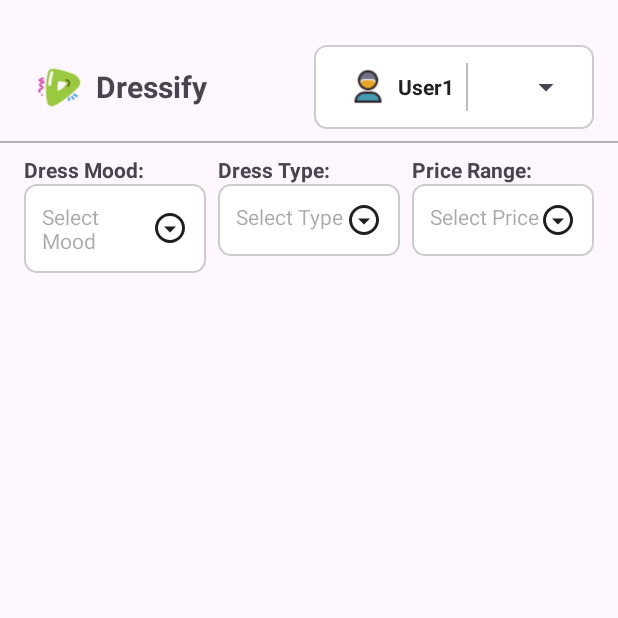
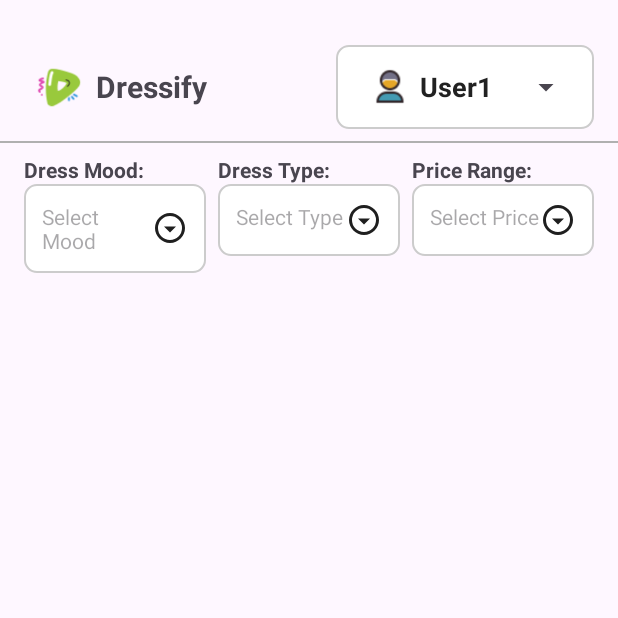
Before and after one commit to miday-vishalkeshari/Dressify_android, an Android app: the screen it shows after launch (MainActivity), on a phone screen of 412 x 824 dp, the top half of it. Run offline under Robolectric (Android 15) with nearby library versions, the light colour scheme and no system bars; our stand-ins replace Firebase (no records; nobody signed in at launch, a user with empty details on screens opened directly).

Commit message:
Backup17 view visibility done

```diff
--- a/app/src/main/java/com/example/dressify/PhotoPreviewActivity.kt
+++ b/app/src/main/java/com/example/dressify/PhotoPreviewActivity.kt
@@ -10,6 +10,7 @@ import android.widget.TextView
 import android.widget.Toast
 import android.view.View
 import androidx.appcompat.app.AppCompatActivity
+import androidx.core.graphics.get
 
 class PhotoPreviewActivity : AppCompatActivity() {
 
@@ -44,7 +45,7 @@ class PhotoPreviewActivity : AppCompatActivity() {
                     val y = (event.y * scaleY).toInt()
 
                     if (x in 0 until imageViewBitmap.width && y in 0 until imageViewBitmap.height) {
-                        val pixelColor = imageViewBitmap.getPixel(x, y)
+                        val pixelColor = imageViewBitmap[x, y]
                         val hexColor = String.format("#%06X", 0xFFFFFF and pixelColor)
 
                         Toast.makeText(this, "Color: $hexColor", Toast.LENGTH_SHORT).show()
--- a/app/src/main/java/com/example/dressify/UserRoleAdapter.kt
+++ b/app/src/main/java/com/example/dressify/UserRoleAdapter.kt
@@ -32,11 +32,13 @@ class UserRoleAdapter(
         val profileIcon: ImageView = view.findViewById(R.id.spinnerProfileIcon)
         val textView: TextView = view.findViewById(R.id.spinnerText)
         val settingsIcon: ImageView = view.findViewById(R.id.spinnerSettingsIcon)
+        val divider: View = view.findViewById(R.id.spinnerDivider)
 
         // Set the correct icon for the user based on the position
         profileIcon.setImageResource(iconResIds[position])
         textView.text = roles[position]
         settingsIcon.visibility = View.GONE   // Hide settings icon in selected item
+        divider.visibility = View.GONE
 
         // Reduce margins to minimize extra space
         val profileIconLayoutParams = profileIcon.layoutParams as ViewGroup.MarginLayoutParams
@@ -58,6 +60,7 @@ class UserRoleAdapter(
         val profileIcon: ImageView = view.findViewById(R.id.spinnerProfileIcon)
         val textView: TextView = view.findViewById(R.id.spinnerText)
         val settingsIcon: ImageView = view.findViewById(R.id.spinnerSettingsIcon)
+        val divider: View = view.findViewById(R.id.spinnerDivider)
 
 
 
@@ -72,6 +75,8 @@ class UserRoleAdapter(
         textView.setPadding(8, 8, 8, 8)
 
         settingsIcon.visibility = View.VISIBLE
+        divider.visibility = View.VISIBLE
+
         settingsIcon.layoutParams.height = 120
         settingsIcon.layoutParams.width = 120
         settingsIcon.scaleType = ImageView.ScaleType.CENTER_INSIDE
--- a/app/src/main/res/layout/spinner_item.xml
+++ b/app/src/main/res/layout/spinner_item.xml
@@ -12,6 +12,9 @@
     android:background="?android:attr/selectableItemBackground"
     android:clipToPadding="false"
     tools:ignore="UseCompoundDrawables">
+
+
+
 
     <!-- Profile Icon with rounded corner and shadow effect -->
     <ImageView
@@ -31,7 +34,7 @@
         android:layout_height="wrap_content"
         android:layout_weight="1"
         android:text="User"
-        android:textSize="14sp"
+        android:textSize="18sp"
         android:textColor="#212121"
         android:textStyle="bold"
         android:ellipsize="end"
@@ -40,11 +43,13 @@
 
     <!-- Horizontal Divider -->
     <View
+        android:id="@+id/spinnerDivider"
         android:layout_width="1dp"
         android:layout_height="match_parent"
         android:layout_marginStart="8dp"
         android:layout_marginEnd="16dp"
         android:background="#BDBDBD" /> <!-- Gray divider color -->
+
 
     <!-- Settings Icon -->
     <ImageView
@@ -54,4 +59,7 @@
         android:src="@drawable/ic_settings"
         android:contentDescription="Settings Icon"
         android:layout_gravity="center_vertical"/>
+
+
+
 </LinearLayout>
```
Also changed, not shown: app/src/main/res/drawable/ic_location_marker.png.
